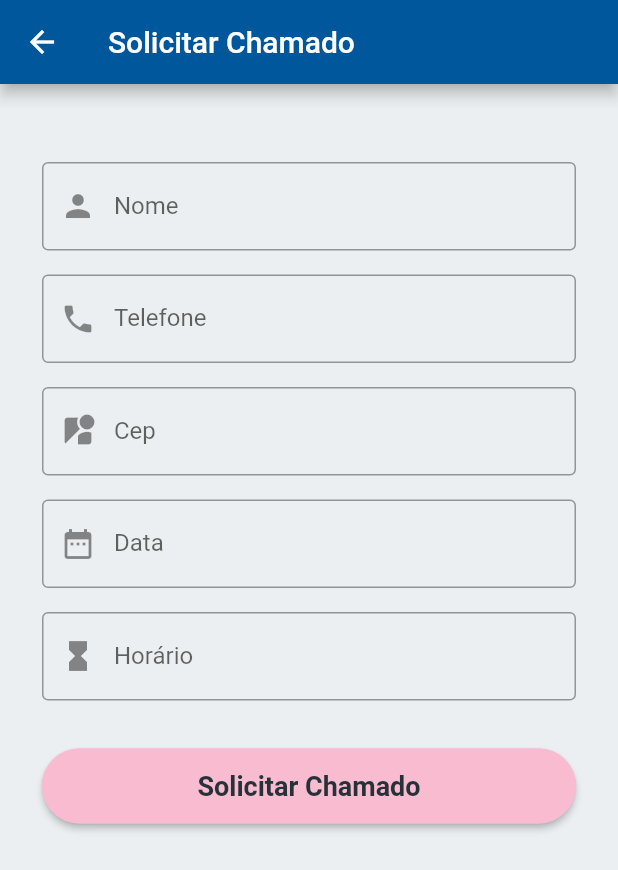
After one commit to gabihtoledo0/inser-deaf, a Flutter app: the ChamadoPageUserCard screen opened directly, on a phone screen of 412 x 824 dp. The commit adds this screen. Shown: the top 870 px of the screen. Run offline on Flutter 3.47's test engine with Material 2 defaults, Android fonts, the phone set to English and light mode, and no system bars; our stand-ins replace mask_text_input_formatter, sqflite; accounts and stored records are empty.

Commit message:
Tela de Cadastrar Chamado
adicionado tela e método de criar chamado

```diff
--- a/lib/data/dao/userCard_dao.dart
+++ b/lib/data/dao/userCard_dao.dart
@@ -4,8 +4,10 @@ import 'package:Inserdeaf/data/database-helper.dart';
 
 class UserCardDao {
   static const String tableSql =
-      'CREATE TABLE $_tableUserCard($_id INTEGER PRIMARY KEY AUTOINCREMENT NOT NULL, $_horario varchar(10) not null, $_data Date not null, $_cep varchar(9) not null;';
+      'CREATE TABLE $_tableUserCard($_id INTEGER PRIMARY KEY AUTOINCREMENT NOT NULL, $_nome varchar(100), $_telefone varchar(14) $_horario varchar(10) not null, $_data Date not null, $_cep varchar(9) not null;';
   static const String _tableUserCard = 'UserCard';
+  static const String _nome = 'nome';
+  static const String _telefone = 'telefone';
   static const String _id = 'id';
   static const String _horario = 'horario';
   static const String _data = 'data';
@@ -39,7 +41,7 @@ class UserCardDao {
     final Database db = await getDatabase();
     List<Map> maps = await db.query(
       _tableUserCard,
-      columns: [_id, _horario, _data, _cep],
+      columns: [_id, _nome, _telefone, _horario, _data, _cep],
       where: "$_id = ?",
       whereArgs: [id],
     );
--- a/lib/models/userCard.dart
+++ b/lib/models/userCard.dart
@@ -1,24 +1,31 @@
 class UserCard {
   int id;
+  String nome;
+  String telefone;
   String horario;
   DateTime data;
   String cep;
 
-  UserCard(this.id, this.horario, this.data, this.cep);
+  UserCard(
+      this.id, this.nome, this.telefone, this.horario, this.data, this.cep);
 
   @override
   String toString() {
-    return 'UserCard{id: $id, horario: $horario, data: $data, cep: $cep}';
+    return 'UserCard{id: $id, nome: $nome, telefone: $telefone, horario: $horario, data: $data, cep: $cep}';
   }
 
   UserCard.fromJson(Map<String, dynamic> json)
       : id = json['id'],
+        nome = json['nome'],
+        telefone = json['telefone'],
         horario = json['horario'],
         data = json['data'],
         cep = json['cep'];
 
   Map<String, dynamic> toJson() => {
         'id': id,
+        'nome': nome,
+        'telefone': telefone,
         'horario': horario,
         'data': data,
         'cep': cep,
@@ -27,6 +34,8 @@ class UserCard {
   Map<String, dynamic> toMap() {
     var map = new Map<String, dynamic>();
     map['id'] = id;
+    map['nome'] = nome;
+    map['telefone'] = telefone;
     map['horario'] = horario;
     map['data'] = data;
     map['cep'] = cep;
--- /dev/null
+++ b/lib/pages/Chamados/CriarChamado.dart
@@ -0,0 +1,150 @@
+import 'package:Inserdeaf/data/dao/userCard_dao.dart';
+import 'package:Inserdeaf/models/userCard.dart';
+import 'package:Inserdeaf/pages/register/registerDeaf.dart';
+import 'package:flutter/material.dart';
+import 'package:flutter/rendering.dart';
+import 'package:mask_text_input_formatter/mask_text_input_formatter.dart';
+
+import '../primaryScreen.dart';
+
+UserCardDao userCardDao = UserCardDao();
+
+class ChamadoPageUserCard extends StatefulWidget {
+  final UserCardDao userCardDao;
+  ChamadoPageUserCard({Key key, this.userCardDao}) : super(key: key);
+  @override
+  _ChamadoPageUserCardState createState() => _ChamadoPageUserCardState();
+}
+
+class _ChamadoPageUserCardState extends State<ChamadoPageUserCard> {
+  final _formKey = GlobalKey<FormState>();
+  final TextEditingController _nomeController = TextEditingController();
+  final TextEditingController _telefoneController = TextEditingController();
+  final TextEditingController _horarioController = TextEditingController();
+  final TextEditingController _dataController = TextEditingController();
+  final TextEditingController _cepController = TextEditingController();
+
+  final maskTelefone = new MaskTextInputFormatter(
+      mask: '(##)#####-####', filter: {"#": RegExp(r'[0-9]')});
+  final maskCep = new MaskTextInputFormatter(
+      mask: '#####-###', filter: {"#": RegExp(r'[0-9]')});
+  final maskData = new MaskTextInputFormatter(
+      mask: '##/##/####',
+      filter: {"#": RegExp(r'[0-9]{2}[/]{1}[0-9]{2}[/]{1}[0-9]{4}')});
+
+  @override
+  Widget build(BuildContext context) {
+    // TODO: implement build
+    return Scaffold(
+        backgroundColor: Colors.blueGrey[50],
+        appBar: AppBar(
+          title: Text('Solicitar Chamado'),
+          backgroundColor: Colors.lightBlue[900],
+        ),
+        body: Form(
+            key: _formKey,
+            child: ListView(padding: EdgeInsets.all(28.0), children: <Widget>[
+              SizedBox(
+                height: 24.0,
+              ),
+              TextFormField(
+                controller: _nomeController,
+                decoration: InputDecoration(
+                  labelText: "Nome",
+                  border: OutlineInputBorder(),
+                  prefixIcon: Icon(Icons.person),
+                ),
+                keyboardType: TextInputType.name,
+                validator: valida.validarNome,
+              ),
+              SizedBox(
+                height: 16.0,
+              ),
+              TextFormField(
+                controller: _telefoneController,
+                inputFormatters: [maskTelefone],
+                decoration: InputDecoration(
+                  labelText: "Telefone",
+                  border: OutlineInputBorder(),
+                  prefixIcon: Icon(Icons.phone),
+                ),
+                keyboardType: TextInputType.phone,
+                validator: valida.validarCelular,
+              ),
+              SizedBox(
+                height: 16.0,
+              ),
+              TextFormField(
+                controller: _cepController,
+                inputFormatters: [maskCep],
+                decoration: InputDecoration(
+                  labelText: "Cep",
+                  border: OutlineInputBorder(),
+                  prefixIcon: Icon(Icons.streetview),
+                ),
+                keyboardType: TextInputType.streetAddress,
+              ),
+              SizedBox(
+                height: 16.0,
+              ),
+              TextFormField(
+                controller: _dataController,
+                decoration: InputDecoration(
+                  labelText: "Data",
+                  border: OutlineInputBorder(),
+                  prefixIcon: Icon(Icons.date_range),
+                ),
+                keyboardType: TextInputType.datetime,
+              ),
+              SizedBox(
+                height: 16.0,
+              ),
+              TextFormField(
+                controller: _horarioController,
+                decoration: InputDecoration(
+                  labelText: "Horário",
+                  border: OutlineInputBorder(),
+                  prefixIcon: Icon(Icons.hourglass_full),
+                ),
+              ),
+              SizedBox(
+                height: 32.0,
+              ),
+              SizedBox(
+                height: 50.0,
+                child: RaisedButton(
+                  shape: RoundedRectangleBorder(
+                      borderRadius: BorderRadius.circular(25.0),
+                      side: BorderSide(color: Color(0xFFF8BBD0))),
+                  child: Text(
+                    "Solicitar Chamado",
+                    style:
+                        TextStyle(fontSize: 18.0, fontWeight: FontWeight.bold),
+                  ),
+                  textColor: Colors.blueGrey[900],
+                  color: Color(0xFFF8BBD0),
+                  onPressed: () {
+                    if (_formKey.currentState.validate()) {
+                      register();
+                    }
+                  },
+                ),
+              ),
+            ])));
+  }
+
+  void register() async {
+    final String nome = _nomeController.text;
+    final String telefone = _telefoneController.text;
+    final String cep = _cepController.text;
+    final DateTime data = DateTime.parse(_dataController.text);
+    final String horario = _horarioController.text;
+
+    var c = UserCard(1, nome, telefone, horario, data, cep);
+    int inter = await userCardDao.insert(c);
+
+    if (inter != null) {
+      print("Chamado solicitado!");
+    }
+  }
+}
--- a/lib/pages/HomePage/HomepageUser.dart
+++ b/lib/pages/HomePage/HomepageUser.dart
@@ -1,4 +1,6 @@
+import 'dart:js';
 import 'package:Inserdeaf/models/interpreter.dart';
+import 'package:Inserdeaf/pages/Chamados/CriarChamado.dart';
 import 'package:flutter/material.dart';
 import 'package:Inserdeaf/data/dao/interpreter_dao.dart';
 
@@ -135,3 +137,10 @@ class _HomePageUserState extends State<HomePageUser> {
     ));
   }
 }
+
+void _exibeChamadoPageUserCard({BuildContext context}) {
+  Navigator.push(
+      context,
+      MaterialPageRoute(
+          builder: (context) => ChamadoPageUserCard(userCardDao: userCardDao)));
+}
```
